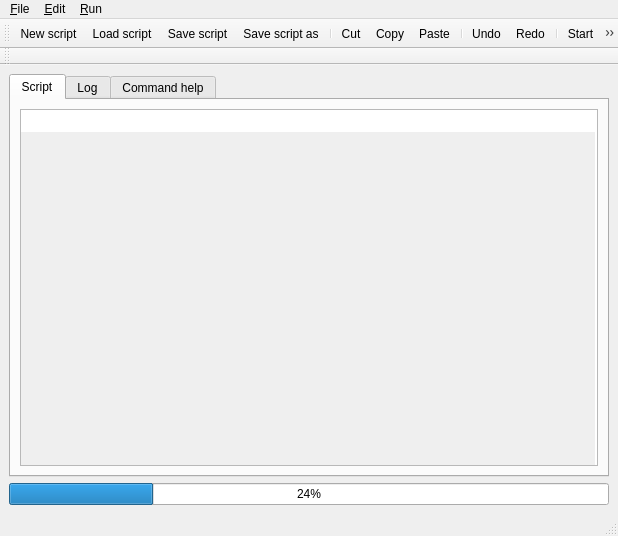
Above: cct/qtgui/measurement/scripteditor/scripteditor.ui from awacha/cct before the change. Below: the same form after it.
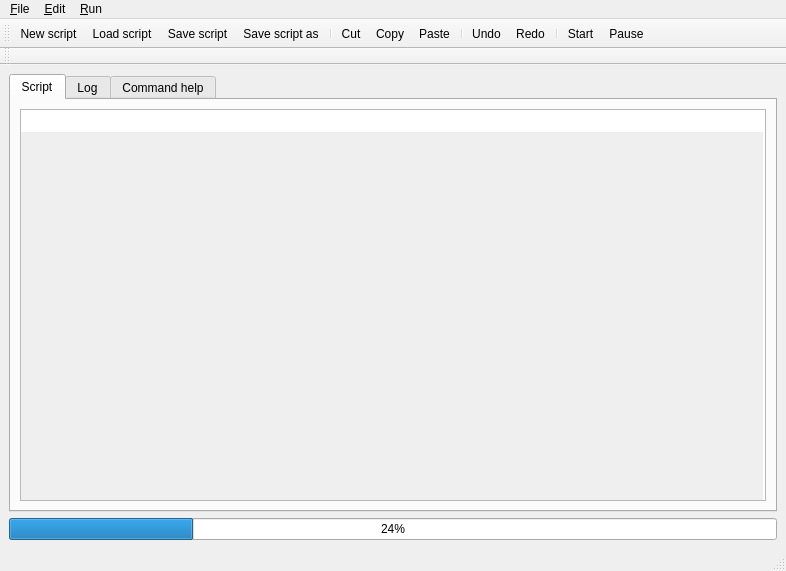
That is the form after the change. Icons and pictures are not drawn.

Commit message: Text under icons in scripteditor

```diff
--- a/cct/qtgui/measurement/scripteditor/scripteditor.ui
+++ b/cct/qtgui/measurement/scripteditor/scripteditor.ui
@@ -6,8 +6,8 @@
    <rect>
     <x>0</x>
     <y>0</y>
-    <width>616</width>
-    <height>536</height>
+    <width>786</width>
+    <height>571</height>
    </rect>
   </property>
   <property name="windowTitle">
@@ -96,7 +96,7 @@
     <rect>
      <x>0</x>
      <y>0</y>
-     <width>616</width>
+     <width>786</width>
      <height>22</height>
     </rect>
    </property>
@@ -139,6 +139,9 @@
    <property name="windowTitle">
     <string>toolBar</string>
    </property>
+   <property name="toolButtonStyle">
+    <enum>Qt::ToolButtonTextUnderIcon</enum>
+   </property>
    <attribute name="toolBarArea">
     <enum>TopToolBarArea</enum>
    </attribute>
```
Left out of the diff: 3 changed lines with no effect on the pictures.
